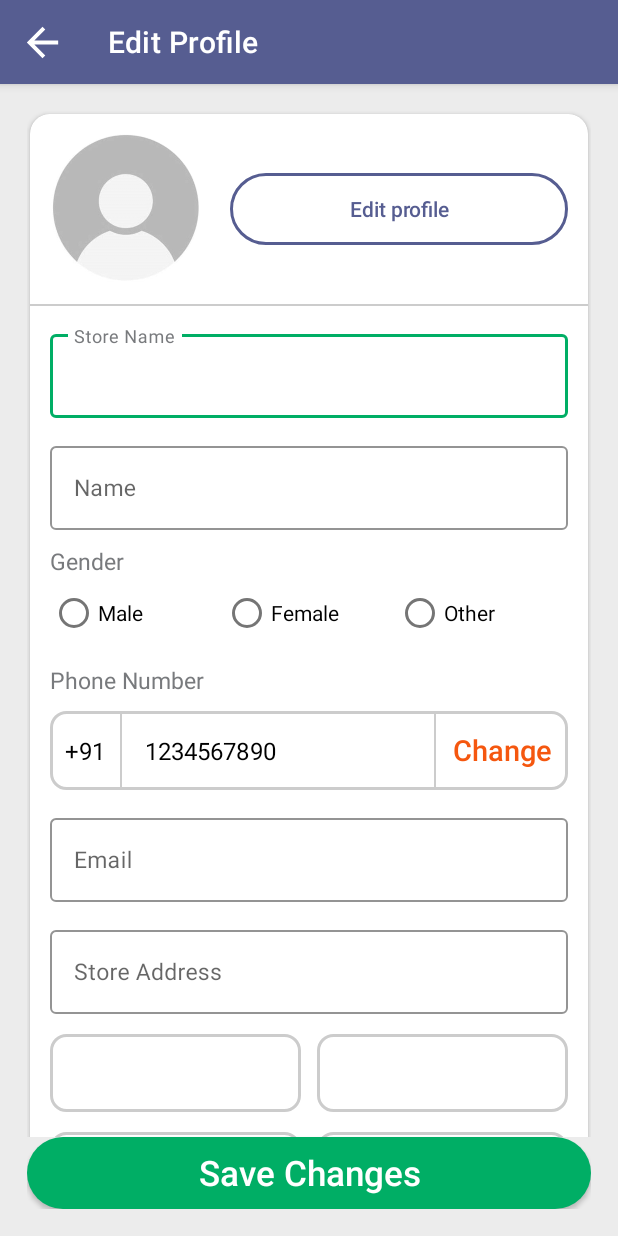
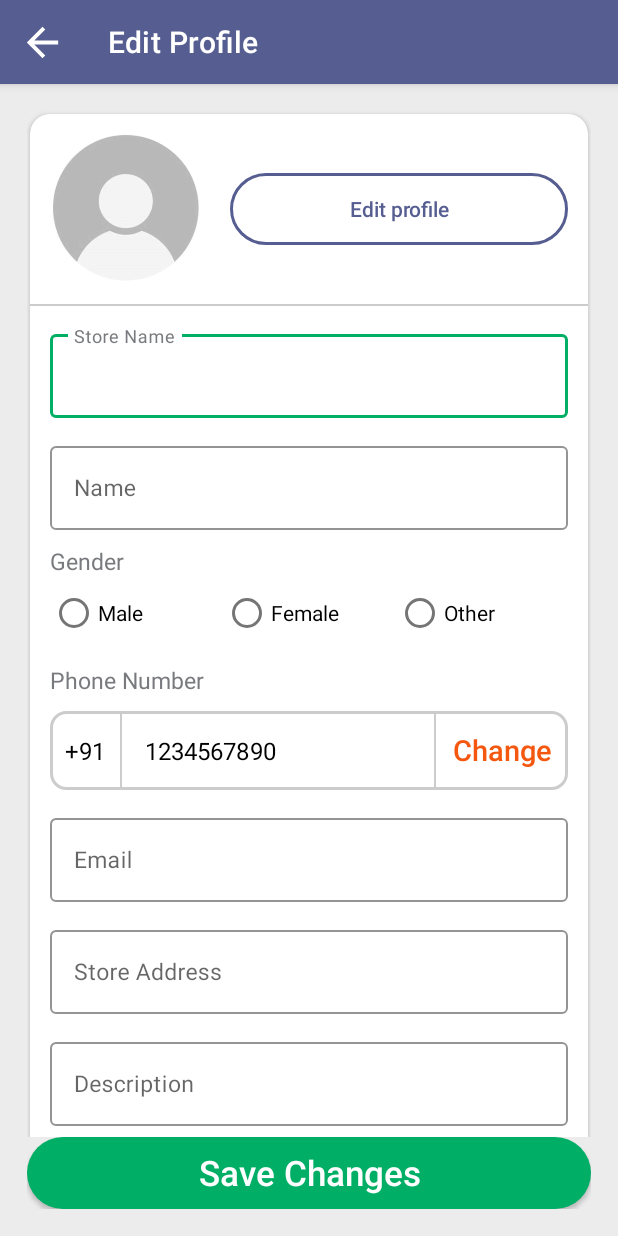
Before and after one commit to chhimparenu/GroFast_Vendor, an Android app: the ProfilePage screen opened directly, with no data from a screen before it, on a phone screen of 412 x 824 dp. Run offline under Robolectric (Android 15) with nearby library versions, the phone set to English and light mode, and no system bars; our stand-ins replace CircleImageView, sdp/ssp sizes; pictures from the network do not load; 1 statement that could not run was skipped.

```diff
--- a/app/src/main/java/com/wits/grofast_vendor/Api/Interface/UserInterface.java
+++ b/app/src/main/java/com/wits/grofast_vendor/Api/Interface/UserInterface.java
@@ -1,6 +1,6 @@
 package com.wits.grofast_vendor.Api.Interface;
 
-import com.wits.grofast_vendor.Api.Response.EditProfileResponse;
+import com.wits.grofast_vendor.Api.Response.SupplierProfileResponse;
 import com.wits.grofast_vendor.Api.Response.LoginResponse;
 import com.wits.grofast_vendor.Api.Response.OtpResponse;
 
@@ -14,12 +14,19 @@ import retrofit2.http.Query;
 
 public interface UserInterface {
 
-    @POST("editCustomerProfile")
+    @POST("updateSupplierDetails")
     @Multipart
-    Call<EditProfileResponse> updateProfile(
-            @Part("phone_no") RequestBody phone_no,
+    Call<SupplierProfileResponse> updateProfile(
             @Part("name") RequestBody name,
             @Part("email") RequestBody email,
+            @Part("mobile_number") RequestBody mobile_number,
+            @Part("description") RequestBody description,
+            @Part("store_address") RequestBody store_address,
+            @Part("pin_code") RequestBody pin_code,
+            @Part("city") RequestBody city,
+            @Part("state") RequestBody state,
+            @Part("country") RequestBody country,
+            @Part("store_name") RequestBody store_name,
             @Part("gender") RequestBody gender,
             @Part MultipartBody.Part image
     );
@@ -29,5 +36,5 @@ public interface UserInterface {
     Call<LoginResponse> Login(@Query("mobile_number") String Phone_no);
 
     @POST("verify-supplier-otp")
-    Call<OtpResponse> Otp(@Query("mobile_number") String Phone_no, @Query("otp")  Integer Otp );
+    Call<OtpResponse> Otp(@Query("mobile_number") String Phone_no, @Query("otp") Integer Otp);
 }
--- a/app/src/main/res/layout/activity_profile_page.xml
+++ b/app/src/main/res/layout/activity_profile_page.xml
@@ -258,6 +258,24 @@
 
                     </com.google.android.material.textfield.TextInputLayout>
 
+                    <com.google.android.material.textfield.TextInputLayout
+                        style="@style/Widget.MaterialComponents.TextInputLayout.OutlinedBox"
+                        android:layout_width="match_parent"
+                        android:layout_height="wrap_content"
+                        android:layout_marginTop="@dimen/_10sdp"
+                        android:hint="@string/description"
+                        app:boxStrokeColor="@color/active"
+                        app:hintTextColor="@color/default_color">
+
+                        <com.google.android.material.textfield.TextInputEditText
+                            android:id="@+id/edit_description"
+                            android:layout_width="match_parent"
+                            android:layout_height="wrap_content"
+                            android:textColor="@color/textview_text_color"
+                            android:textSize="@dimen/hint_text_size" />
+
+                    </com.google.android.material.textfield.TextInputLayout>
+
                     <LinearLayout
                         android:layout_width="match_parent"
                         android:layout_height="wrap_content"
--- a/app/src/main/res/values/strings.xml
+++ b/app/src/main/res/values/strings.xml
@@ -81,6 +81,7 @@
     <string name="toast_message_select_stock">Please select Stock</string>
     <string name="toast_message_select_gender">Please select Gender</string>
     <string name="toast_message_enter_name">Please enter your name</string>
+    <string name="toast_message_enter_storename">Please enter your name</string>
     <string name="toast_message_enter_price">Please enter Price</string>
     <string name="toast_message_enter_quantity">Please enter Quantity</string>
     <string name="toast_message_enter_discount">Please enter Discount</string>
@@ -90,7 +91,16 @@
     <string name="toast_message_select_tax">Please Select Tax</string>
     <string name="toast_message_select_unit">Please Select Unit</string>
     <string name="toast_message_enter_email">Please enter E-mail id</string>
+    <string name="toast_message_enter_mobile">Please enter Mobile no.</string>
+    <string name="toast_message_enter_description">Please enter Description</string>
+    <string name="toast_message_enter_storeaddress">Please enter Store Address</string>
+    <string name="toast_message_enter_pincode">Please enter Pin_code</string>
+    <string name="toast_message_enter_city">Please enter City</string>
+    <string name="toast_message_enter_state">Please enter Store State</string>
+    <string name="toast_message_enter_country">Please enter Country Name</string>
     <string name="toast_message_enter_valid_email">Please enter valid E-mail id</string>
+    <string name="toast_message_enter_valid_mobileno">Please enter valid Mobile No.</string>
+    <string name="toast_message_enter_valid_pincode">Please enter valid Pin code</string>
     <string name="toast_message_new_phone">Please change to a new phone number.</string>
     <string name="toast_coupon_code_copied">Coupon code copied</string>
 
@@ -137,6 +147,7 @@
     <string name="email_hint">example@gmail.com</string>
     <string name="edit_des">Add Description</string>
     <string name="location">Store Address</string>
+    <string name="description">Description</string>
     <string name="location_hint">Your Store Location</string>
     <string name="gender">Gender</string>
     <string name="gender_male">Male</string>
```
Also changed, not shown: app/src/main/java/com/wits/grofast_vendor/Api/Response/SupplierProfileResponse.java (renamed from app/src/main/java/com/wits/grofast_vendor/Api/Response/EditProfileResponse.java, +5 -5 lines), app/src/main/java/com/wits/grofast_vendor/Details/ProfilePage.java (+65 -23 lines).
